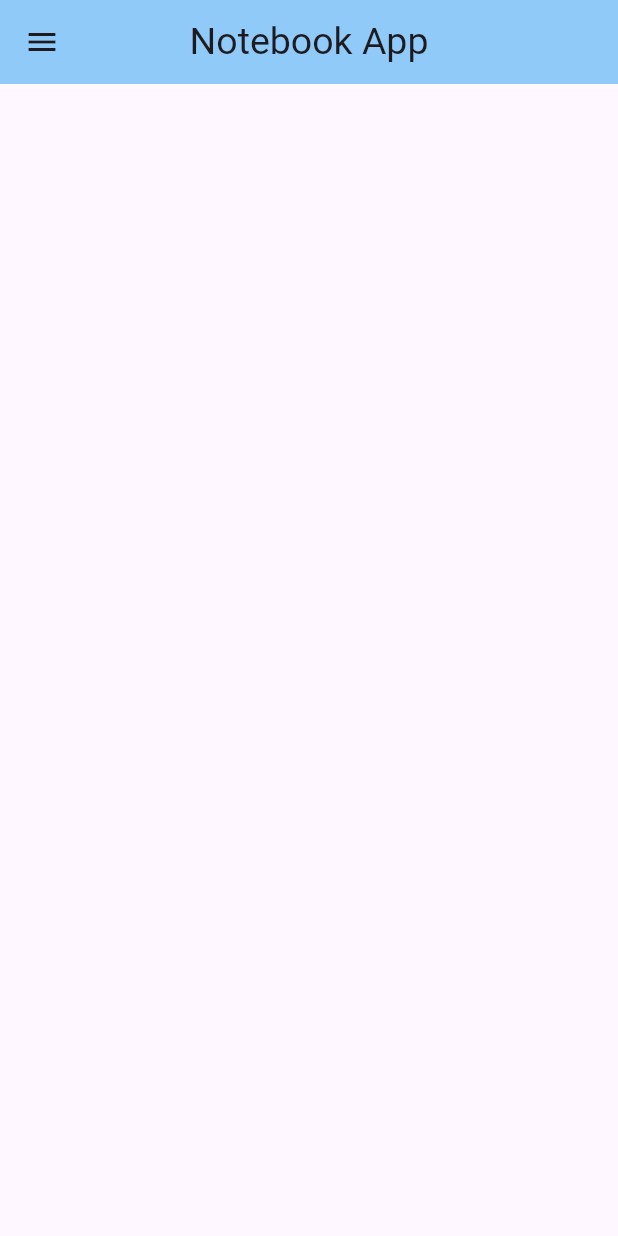
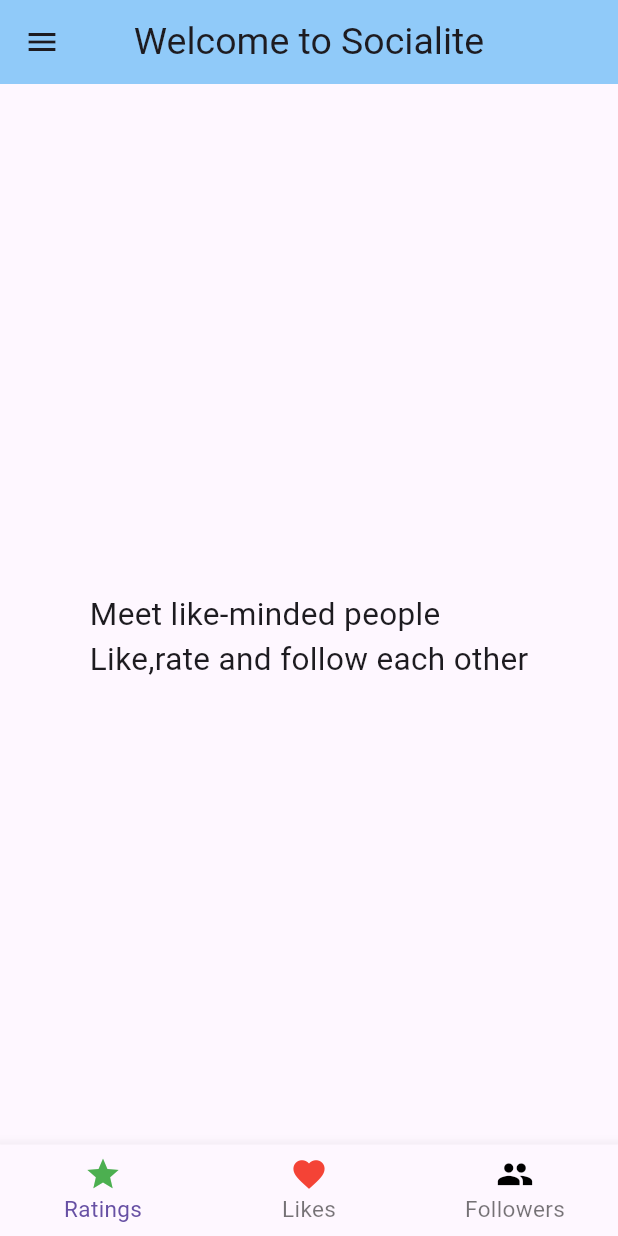
Before and after one commit to Majok-Bol/navigation_bars, a Flutter app: the screen it shows after launch, on a phone screen of 412 x 824 dp. Run offline on Flutter 3.47's test engine with Material 3 defaults, Android fonts, the phone set to English and light mode, and no system bars.

Commit message:
added bottom navbar

```diff
--- a/lib/main.dart
+++ b/lib/main.dart
@@ -3,21 +3,43 @@ void main(){
   runApp(MyApp());
 }
 class MyApp extends StatelessWidget{
+  const MyApp({super.key});
   @override
   Widget build(BuildContext context){
     return MaterialApp(
       debugShowCheckedModeBanner: false,
       home: Scaffold(
-        appBar: AppBar(title: Text('Notebook App',style: TextStyle(fontSize: 25),),centerTitle: true,backgroundColor: Colors.blue.shade200,),
+        appBar: AppBar(title: Text('Welcome to Socialite',style: TextStyle(fontSize: 25),),centerTitle: true,backgroundColor: Colors.blue.shade200,),
         drawer: Drawer(
+          backgroundColor: Colors.grey.shade100,
           child:Column(children: [
-            DrawerHeader(child:CircleAvatar(radius: 30,)),
+            DrawerHeader(child:Container(
+              margin: EdgeInsets.all(10),
+
+              padding:EdgeInsets.all(10),child: Expanded(child:Column(children: [
+              CircleAvatar(radius: 30,backgroundColor: Colors.black,backgroundImage: AssetImage('assets/images/photo1.jpeg'),),
+              SizedBox(height: 10,),
+              Text('@bashbytes'),
+            ],),),)),
             ListTile(onTap:(){},leading:Icon(Icons.home),title: Text('Home'),),
             ListTile(onTap:(){},leading:Icon(Icons.person),title: Text('Profile'),),
             ListTile(onTap:(){},leading:Icon(Icons.settings),title: Text('Settings'),),
             ListTile(onTap:(){},leading:Icon(Icons.logout),title: Text('Logout'),),
           ],),
         ),
+        body:Center(
+          child: Text('\nMeet like-minded people\nLike,rate and follow each other',style: TextStyle(fontSize: 21),),
+    ),
+        bottomNavigationBar: BottomNavigationBar(
+          iconSize: 25,
+            unselectedFontSize: 15,
+            selectedFontSize: 15,
+
+            items:[
+          BottomNavigationBarItem(icon: Icon(Icons.star,color: Colors.green,),label:'Ratings'),
+          BottomNavigationBarItem(icon: Icon(Icons.favorite,color: Colors.red,),label:'Likes'),
+          BottomNavigationBarItem(icon: Icon(Icons.people,color: Colors.black,),label:'Followers'),
+        ]),
       ),
     );
   }
--- a/pubspec.yaml
+++ b/pubspec.yaml
@@ -58,9 +58,9 @@ flutter:
   uses-material-design: true
 
   # To add assets to your application, add an assets section, like this:
-  # assets:
-  #   - images/a_dot_burr.jpeg
-  #   - images/a_dot_ham.jpeg
+  assets:
+    - assets/images/photo1.jpeg
+
 
   # An image asset can refer to one or more resolution-specific "variants", see
   # https://flutter.dev/to/resolution-aware-images
```
Also changed, not shown: assets/images/photo1.jpeg (added).
